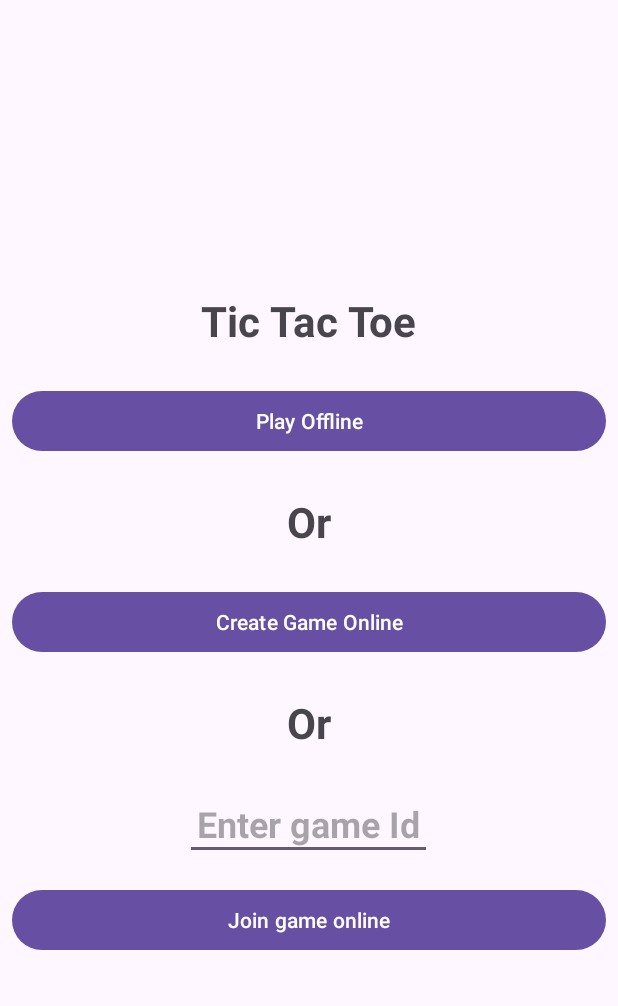
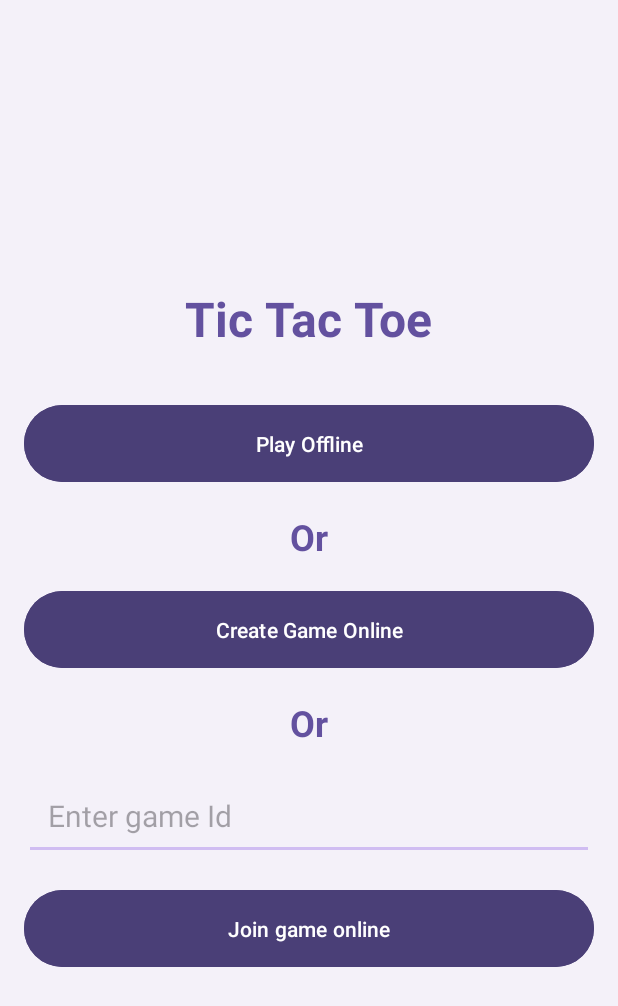
Before and after one commit to Milind-Ranjan/TicTacToe, an Android app: the screen it shows after launch (MainActivity), on a phone screen of 412 x 824 dp. Shown: the top 1006 px of the screen. Run offline under Robolectric (Android 15) with nearby library versions, the phone set to English and light mode, and no system bars; our stand-ins replace Firebase (no records; nobody signed in at launch, a user with empty details on screens opened directly).

```diff
--- a/app/src/main/res/layout/activity_main.xml
+++ b/app/src/main/res/layout/activity_main.xml
@@ -5,71 +5,78 @@
     android:layout_width="match_parent"
     android:layout_height="match_parent"
     android:gravity="center"
-    android:layout_margin="16dp"
     android:orientation="vertical"
-    tools:context=".MainActivity">
-
+    android:padding="16dp"
+    tools:context=".MainActivity"
+    android:background="@color/background_color">
 
     <TextView
         android:layout_width="wrap_content"
         android:layout_height="wrap_content"
         android:text="Tic Tac Toe"
         android:textStyle="bold"
-        android:textSize="28sp"
-        android:layout_margin="8dp"
-        android:padding="8dp"/>
+        android:textSize="32sp"
+        android:layout_marginBottom="16dp"
+        android:padding="16dp"
+        android:textColor="@color/primary_color"/>
 
     <Button
         android:layout_width="match_parent"
         android:layout_height="wrap_content"
         android:id="@+id/play_offline_btn"
         android:text="Play Offline"
-        android:layout_margin="8dp"
-        android:padding="8dp"/>
+        android:textColor="@android:color/white"
+        android:backgroundTint="@color/button_color"
+        android:layout_marginBottom="16dp"
+        android:padding="16dp"/>
 
     <TextView
         android:layout_width="wrap_content"
         android:layout_height="wrap_content"
         android:text="Or"
         android:textStyle="bold"
-        android:textSize="28sp"
-        android:layout_margin="8dp"
-        android:padding="8dp"/>
+        android:textSize="24sp"
+        android:layout_marginBottom="16dp"
+        android:textColor="@color/primary_color"/>
 
     <Button
         android:layout_width="match_parent"
         android:layout_height="wrap_content"
         android:id="@+id/create_online_btn"
         android:text="Create Game Online"
-        android:layout_margin="8dp"
-        android:padding="8dp"/>
+        android:textColor="@android:color/white"
+        android:backgroundTint="@color/button_color"
+        android:layout_marginBottom="16dp"
+        android:padding="16dp"/>
 
     <TextView
         android:layout_width="wrap_content"
         android:layout_height="wrap_content"
         android:text="Or"
         android:textStyle="bold"
-        android:textSize="28sp"
-        android:layout_margin="8dp"
-        android:padding="8dp"/>
+        android:textSize="24sp"
+        android:layout_marginBottom="16dp"
+        android:textColor="@color/primary_color"/>
 
     <EditText
-        android:layout_width="wrap_content"
+        android:layout_width="match_parent"
         android:layout_height="wrap_content"
         android:id="@+id/get_id_input"
-        android:textSize="24sp"
-        android:textStyle="bold"
+        android:textSize="20sp"
+        android:padding="16dp"
+        android:hint="Enter game Id"
         android:inputType="number"
-        android:layout_margin="8dp"
-        android:padding="8dp"
-        android:hint="Enter game Id"/>
+        android:backgroundTint="@color/edit_text_background"
+        android:textColor="@color/text_color"
+        android:layout_marginBottom="16dp"/>
 
     <Button
         android:layout_width="match_parent"
         android:layout_height="wrap_content"
         android:id="@+id/join_online_btn"
         android:text="Join game online"
-        android:layout_margin="8dp"
-        android:padding="8dp"/>
+        android:textColor="@android:color/white"
+        android:backgroundTint="@color/button_color"
+        android:padding="16dp"/>
 
 </LinearLayout>
--- a/app/src/main/res/values/colors.xml
+++ b/app/src/main/res/values/colors.xml
@@ -1,5 +1,10 @@
 <?xml version="1.0" encoding="utf-8"?>
 <resources>
-    <color name="black">#FF000000</color>
-    <color name="white">#FFFFFFFF</color>
+    <color name="primary_color">#63519f</color>
+    <color name="background_color">#F4F1F9</color>
+    <color name="button_color">#4A3F77</color>
+    <color name="edit_text_background">#D0BDF2</color>
+    <color name="chat_input_background">#E0D6F1</color>
+    <color name="status_text_color">#4A3F77</color>
+    <color name="text_color">#3C2A6D</color>
 </resources>
--- a/app/src/main/res/values/strings.xml
+++ b/app/src/main/res/values/strings.xml
@@ -1,3 +1,3 @@
 <resources>
-    <string name="app_name">Tic Tac Toe Online</string>
+    <string name="app_name">Tic Tac Toe</string>
 </resources>
```
Also changed, not shown: app/build.gradle.kts (+6 -1 lines), app/src/main/AndroidManifest.xml (+8 -0 lines), app/src/main/java/com/example/tictactoe/ChatAdapter.kt (added, +30 -0 lines), app/src/main/java/com/example/tictactoe/ChatMessage.kt (added, +7 -0 lines), app/src/main/java/com/example/tictactoe/GameActivity.kt (+101 -51 lines), app/src/main/res/layout/activity_game.xml (+49 -25 lines), app/src/main/res/layout/chat_message_item.xml (added, +22 -0 lines), app/src/main/res/values/styles.xml (added, +8 -0 lines).
